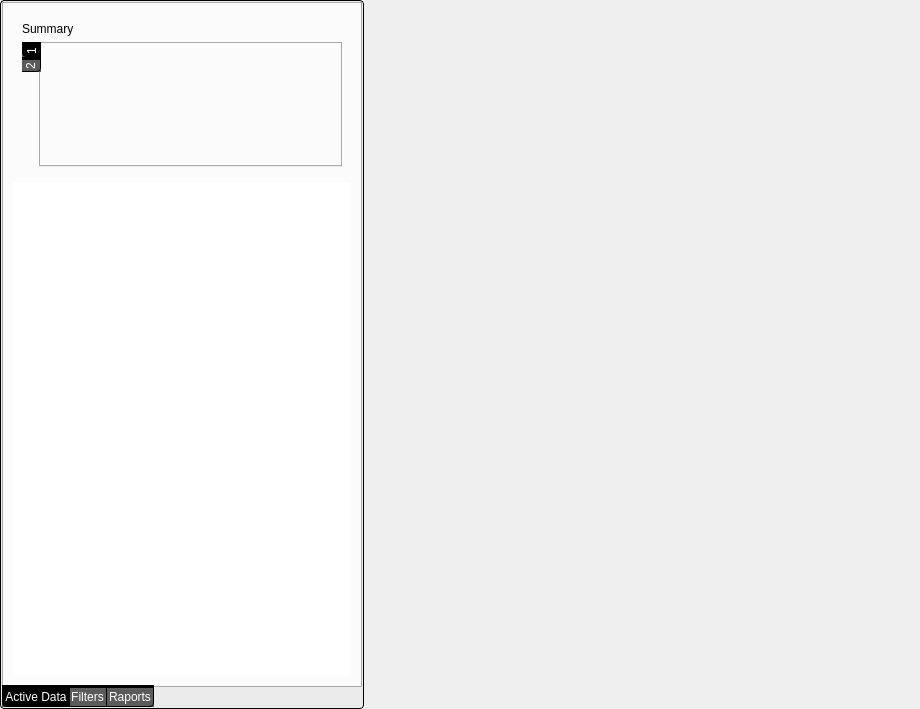
Old version of the form trunk/src/edr/src/hmm_view/ui/AnalisisWidget.ui in the repository mk4me/hm-mde-one.
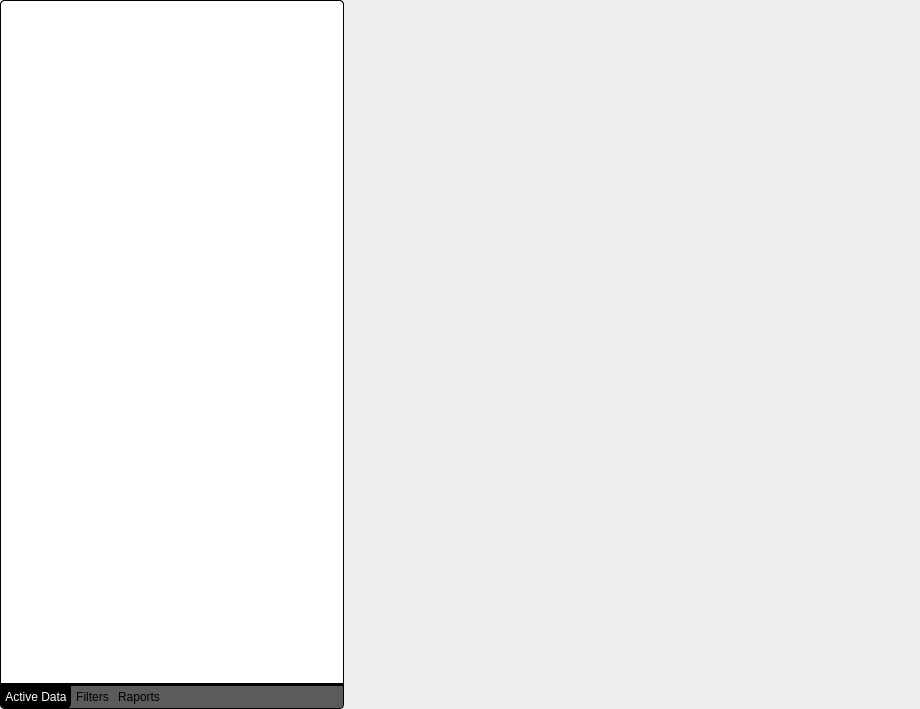
New version of the form. Icons and pictures are not drawn.

Commit message: 1) Poprawki styli widoku analiza aplikacji medycznej (wygląd zakładek dla lewego panelu oraz dla grup wizualizatorów i stackowanych wizualizatorów wewnątrz grup 2) Przeniesienie resources z plugin Communication do core ponieważ będą uzywane przez hmm_view -> widok nie może być zależny od resources z pluginów jak i samych pluginów (linkowany z nimi statycznie) 3) Drobne poprawki w widoku Danych (do dalszych zmian)

What changed in the file:
```diff
--- a/trunk/src/edr/src/hmm_view/ui/AnalisisWidget.ui
+++ b/trunk/src/edr/src/hmm_view/ui/AnalisisWidget.ui
@@ -34,105 +34,11 @@
      <property name="styleSheet">
       <string notr="true">QFrame#LeftContainer {
 	  border: 1px solid black; 
-     /*border-color: rgb(135, 177, 255)*/;
+     /*border-color: rgb(135, 177, 255);*/
      border-radius: /*5*/ 4px; 
-	padding: 1px;
-    background-color: rgb(235, 235, 235);
-}
-
-/* zywcem skopiowane z analisis area
-}*/
-
-QTabBar, QTabBar *, EDRDockWidgetSet QTabBar, EDRDockWidgetSet QTabBar * {}
-QTabBar {
- background: rgb(91, 91, 91);
- border-top: 3px solid black;
-}
-
-EDRDockWidgetSet QTabBar {
- background: white;
-}
-
-QTabBar::tab {
- border: 1px solid  black;
- border-top: 3px solid black;
- border-radius: 0px;
- background-color: transparent;
- color: white;
- min-width: 10ex;
- padding: 2px;
- margin: 0px;
-}
-
-EDRDockWidgetSet QTabBar::tab {
- background: rgb(91, 91, 91);
-}
-
-QTabBar::tab:previous-selected {
- border-right: none;
-}
-
-QTabBar::tab:next-selected, QTabBar::tab:middle:next-selected {
- border-right: 1px solid black;
-}
-
-QTabBar::tab:first, EDRDockWidgetSet QTabBar::tab:first{
- border: 1px solid  black;
- border-top: 3px solid black;
- border-bottom-left-radius: 4px;
- padding: 2px;
-}
-
-QTabBar::tab:first:previous-selected {
- border-right: none;
-}
-
-QTabBar::tab:middle {
- border: 1px solid  black;
- border-top: 3px solid black;
- border-left: none;
-}
-
-QTabBar::tab:last {
- border: 1px solid  black;
- border-top: 3px solid black;
- border-left: none;
- border-bottom-right-radius: 4px;
-}
-
-QTabBar::tab:middle:selected {
- border: 1px solid  black;
- border-top: 3px solid black;
- background-color: black;
- border-bottom-left-radius: 0px;
- border-bottom-right-radius: 0px;
- margin-left: -1px;
- margin-right: -1px;
-}
-
-QTabBar::tab:first:selected {
-border: 1px solid black;
- border-top: 3px solid black;
- background-color: black;
- border-bottom-left-radius: 4px;
- border-bottom-right-radius: 0px;
- margin-left: 0px;
- margin-right: -1px;
-}
-
-QTabBar::tab:last:selected {
-border: 1px solid  black;
-border-top: 3px solid black;
- background-color: black;
- border-bottom-left-radius: 0px;
- border-bottom-right-radius: 4px;
-  margin-left: -1px;
- margin-right: 0px;
-}
-
-QTabBar::tab:hover {
-    background-color: #898989;
- border-top: 3px solid black;
+	padding: 0px;
+    /*background-color: rgb(235, 235, 235);*/
+	background: rgb(91, 91, 91);
 }</string>
      </property>
      <layout class="QVBoxLayout" name="verticalLayout">
@@ -151,7 +57,8 @@
          </sizepolicy>
         </property>
         <property name="styleSheet">
-         <string notr="true">QTreeView::branch:has-children:!has-siblings:closed,
+         <string notr="true">
+QTreeView::branch:has-children:!has-siblings:closed,
      QTreeView::branch:closed:has-children:has-siblings {
              border-image: none;
              image: url(:/resources/icons/trojkat-8x8-dodolu.png);
@@ -166,6 +73,47 @@
 #treeHolder
 {
 	background: white;
+}
+
+QTabWidget {
+	background: white;
+}
+
+QTabWidget::pane {
+	border: none;
+	border-top-left-radius: 4px;
+	border-top-right-radius: 4px;
+	border-bottom: 3px solid black;
+	margin: 0px;
+	padding: 2px;
+	background: white;
+}
+
+QTabBar {
+	background: rgb(91, 91, 91);
+	border-bottom-left-radius: 4px;
+	border-bottom-right-radius: 4px;
+}
+
+QTabBar::tab, QTabBar::tab:first, QTabBar::tab:middle, QTabBar::tab:last, QTabBar::tab:selected {
+border: none;
+ border-radius: 0px;
+ background-color: transparent;
+ color: black;
+min-width: 8ex;
+ padding: 4px;
+margin-right: 1px;
+}
+
+QTabBar::tab:hover {
+    background-color: #898989;
+}
+
+QTabBar::tab:selected, QTabBar::tab:hover:selected {
+ background-color: black;
+color: white;
+ border-bottom-left-radius: 4px;
+ border-bottom-right-radius: 4px;
 }</string>
         </property>
         <property name="tabPosition">
@@ -179,45 +127,9 @@
           <string>Active Data</string>
          </attribute>
          <layout class="QVBoxLayout" name="verticalLayout_2">
-          <item>
-           <widget class="QWidget" name="widget" native="true">
-            <layout class="QVBoxLayout" name="verticalLayout_3">
-             <item>
-              <widget class="QLabel" name="patientHeader">
-               <property name="text">
-                <string>Summary</string>
-               </property>
-              </widget>
-             </item>
-             <item>
-              <widget class="QTabWidget" name="miniPatientCard">
-               <property name="sizePolicy">
-                <sizepolicy hsizetype="Expanding" vsizetype="Minimum">
-                 <horstretch>0</horstretch>
-                 <verstretch>0</verstretch>
-                </sizepolicy>
-               </property>
-               <property name="tabPosition">
-                <enum>QTabWidget::West</enum>
-               </property>
-               <property name="currentIndex">
-                <number>0</number>
-               </property>
-               <widget class="QWidget" name="tab">
-                <attribute name="title">
-                 <string>1</string>
-                </attribute>
-               </widget>
-               <widget class="QWidget" name="tab_2">
-                <attribute name="title">
-                 <string>2</string>
-                </attribute>
-               </widget>
-              </widget>
-             </item>
-            </layout>
-           </widget>
-          </item>
+          <property name="margin">
+           <number>0</number>
+          </property>
           <item>
            <widget class="QWidget" name="treeHolder" native="true">
             <property name="sizePolicy">
@@ -235,6 +147,9 @@
           <string>Filters</string>
          </attribute>
          <layout class="QVBoxLayout" name="verticalLayout_5">
+          <property name="margin">
+           <number>0</number>
+          </property>
           <item>
            <widget class="QFrame" name="containerFrame">
             <property name="sizePolicy">
@@ -439,7 +354,7 @@
                   <x>0</x>
                   <y>0</y>
                   <width>320</width>
-                  <height>424</height>
+                  <height>439</height>
                  </rect>
                 </property>
                </widget>
@@ -471,6 +386,8 @@
      <property name="styleSheet">
       <string notr="true">#analisisArea {
  background-color: rgb(91, 91, 91);
+padding: 0px;
+margin: 0px;
 }
 
 /* timeline */
@@ -487,14 +404,15 @@
 
 /* topWindow */
 #analisisArea &gt; EDRDockWidgetManager {
- border-bottom-left-radius: 0px;
+ /*border-bottom-left-radius: 0px;
  border-bottom-right-radius: 0px;
+*/
  margin: 0px;
  padding: 0px;
 }
 
 #analisisArea &gt; EDRDockWidgetManager QMainWindow {
- border-radius: 0px;
+ /*border-radius: 0px;*/
  background: white;
  margin: 0px;
  padding: 0px;
@@ -529,34 +447,6 @@
  spacing: 0px;
 }
 
-/*
-#timelineControls QAbstractSpinBox::up-button {
- subcontrol-origin: border;
-     subcontrol-position: top right;
-}
-
-#timelineControls QAbstractSpinBox::down-arrow {
-     background: url(:/resources/strzalka-dol.png);
-     width: 7px;
-     height: 7px;
- }
-
-#timelineControls QAbstractSpinBox::up-arrow {
-     background: url(:/resources/strzalka-gora.png);
-     width: 7px;
-     height: 7px;
- }
-
-#timelineControls QAbstractSpinBox::down-button {
- subcontrol-origin: border;
-     subcontrol-position: bottom right;
-}
-
-#timelineControls QAbstractSpinBox::up-button, #timelineControls QAbstractSpinBox::down-button {
- width: 16px;
-}
-*/
-
 #timelineGroupedControls {
  spacing: 0px;
  margin: 0px;
@@ -655,12 +545,6 @@
  height: 4px;
 }
 
-/*
-QMainWindow::separator:hover {
- background-color: rgb(190, 210, 250);
-}
-*/
-
 QMainWindow::separator:vertical {
  image: url(:/resources/icons/splitter-dots-vertical.png);
  }
@@ -679,10 +563,10 @@
  margin-right: 4px;
 }
 
-QTabBar, QTabBar *, EDRDockWidgetSet QTabBar, EDRDockWidgetSet QTabBar * {}
 QTabBar {
  background: rgb(91, 91, 91);
  border-top: 3px solid black;
+position: absolute;
 }
 
 EDRDockWidgetSet QTabBar {
@@ -690,20 +574,22 @@
 }
 
 QTabBar::tab {
- border: 1px solid  black;
- border-top: 3px solid black;
+border: none;
+border-top: 3px solid black;
  border-radius: 0px;
  background-color: transparent;
- color: white;
- min-width: 10ex;
- padding: 2px;
- margin: 0px;
+ color: black;
+ min-width: 8ex;
+ padding: 4px;
+ margin-right: 1px;
 }
 
+/*
 EDRDockWidgetSet QTabBar::tab {
  background: rgb(91, 91, 91);
 }
 
+
 QTabBar::tab:previous-selected {
  border-right: none;
 }
@@ -765,10 +651,17 @@
   margin-left: -1px;
  margin-right: 0px;
 }
+*/
+
+QTabBar::tab:selected {
+ background-color: black;
+ border-bottom-left-radius: 4px;
+ border-bottom-right-radius: 4px;
+color: white;
+}
 
 QTabBar::tab:hover {
     background-color: #898989;
- border-top: 3px solid black;
 }</string>
      </property>
     </widget>
```
The commit also changes 10 other files.
